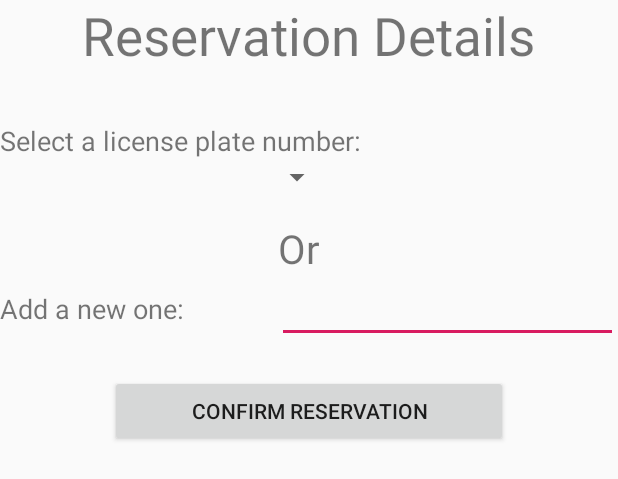
After one commit to AronBakaBalint/licenta, an Android app: the layout reservation_dialog.xml on its own in the app's theme, with its tools: preview values and no code run, on a phone screen of 412 x 824 dp. The commit adds this screen. Shown: the top 479 px of the screen. Run offline under Robolectric (Android 15) with nearby library versions, the phone set to English and light mode, and no system bars.

Commit message:
added reservation confirmation dialog

```diff
--- a/backend/src/main/java/aron/utcn/licenta/seed/ApplicationSeed.java
+++ b/backend/src/main/java/aron/utcn/licenta/seed/ApplicationSeed.java
@@ -3,6 +3,7 @@ package aron.utcn.licenta.seed;
 import org.springframework.boot.CommandLineRunner;
 import org.springframework.core.Ordered;
 import org.springframework.core.annotation.Order;
+import org.springframework.security.crypto.bcrypt.BCryptPasswordEncoder;
 import org.springframework.security.crypto.password.PasswordEncoder;
 import org.springframework.stereotype.Component;
 
@@ -21,7 +22,7 @@ public class ApplicationSeed implements CommandLineRunner {
 
 	private final ParkingPlaceService parkingPlaceService;
 
-	private final PasswordEncoder passwordEncoder;
+	private final PasswordEncoder passwordEncoder = new BCryptPasswordEncoder();
 
 	@Override
 	public void run(String... args) throws Exception {
--- /dev/null
+++ b/mobile_app/app/src/main/res/layout/reservation_dialog.xml
@@ -0,0 +1,87 @@
+<?xml version="1.0" encoding="utf-8"?>
+<LinearLayout xmlns:android="http://schemas.android.com/apk/res/android"
+    android:orientation="vertical" android:layout_width="match_parent"
+    android:layout_height="match_parent">
+
+    <TextView
+        android:id="@+id/textView2"
+        android:layout_width="wrap_content"
+        android:layout_height="wrap_content"
+        android:layout_gravity="center"
+        android:text="Reservation Details"
+        android:textSize="16pt" />
+
+    <Space
+        android:layout_width="match_parent"
+        android:layout_height="34dp" />
+
+    <LinearLayout
+        android:layout_width="326dp"
+        android:layout_height="wrap_content"
+        android:orientation="vertical">
+
+        <TextView
+            android:id="@+id/textView6"
+            android:layout_width="267dp"
+            android:layout_height="wrap_content"
+            android:layout_weight="1"
+            android:text="Select a license plate number:"
+            android:textSize="8pt" />
+
+        <Spinner
+            android:id="@+id/licensePlateSelector"
+            android:layout_width="222dp"
+            android:layout_height="wrap_content"
+            android:layout_weight="1" />
+    </LinearLayout>
+
+    <Space
+        android:layout_width="match_parent"
+        android:layout_height="17dp" />
+
+    <TextView
+        android:id="@+id/textView12"
+        android:layout_width="41dp"
+        android:layout_height="wrap_content"
+        android:layout_gravity="center"
+        android:text="Or"
+        android:textSize="12pt" />
+
+    <LinearLayout
+        android:layout_width="match_parent"
+        android:layout_height="wrap_content"
+        android:orientation="horizontal">
+
+        <TextView
+            android:id="@+id/textView13"
+            android:layout_width="wrap_content"
+            android:layout_height="wrap_content"
+            android:layout_weight="1"
+            android:textSize="8pt"
+            android:text="Add a new one:" />
+
+        <EditText
+            android:id="@+id/licensePlateEditor"
+            android:layout_width="165dp"
+            android:layout_height="wrap_content"
+            android:layout_weight="1"
+            android:ems="10"
+            android:inputType="textPersonName" />
+    </LinearLayout>
+
+    <Space
+        android:layout_width="match_parent"
+        android:layout_height="21dp" />
+
+    <Button
+        android:id="@+id/button3"
+        android:layout_width="265dp"
+        android:layout_height="wrap_content"
+        android:layout_gravity="center"
+        android:onClick="confirmReservation"
+        android:text="Confirm Reservation" />
+
+    <Space
+        android:layout_width="match_parent"
+        android:layout_height="17dp" />
+</LinearLayout>
```
Also changed, not shown: backend/src/main/java/aron/utcn/licenta/controller/LoginController.java (+0 -22 lines), mobile_app/app/src/main/java/com/example/licenta_mobile/LoginActivity.java (+3 -5 lines), mobile_app/app/src/main/java/com/example/licenta_mobile/ParkingActivity.java (+16 -5 lines), mobile_app/app/src/main/java/com/example/licenta_mobile/dialog/ReservationDialog.java (added, +45 -0 lines).
